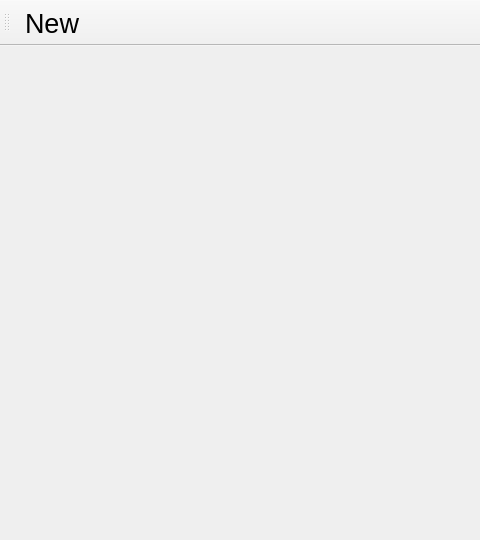
This is OOP/Lab2/OOPLab2/mainwindow.ui in Oleksii-Adamov/University-assignments-2-nd-year- as Qt 5 draws it before an edit; both pictures show x 0 to 480 and y 0 to 540 of the 860 by 540 pixel window. The edited form follows.
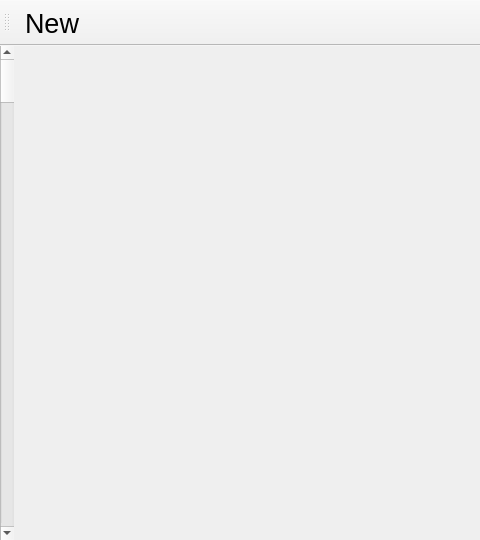
This is the edited form.

What changed in the file:
```diff
--- a/OOP/Lab2/OOPLab2/mainwindow.ui
+++ b/OOP/Lab2/OOPLab2/mainwindow.ui
@@ -57,6 +57,13 @@
     <property name="bottomMargin">
      <number>0</number>
     </property>
+    <item>
+     <widget class="QScrollBar" name="verticalScrollBar">
+      <property name="orientation">
+       <enum>Qt::Vertical</enum>
+      </property>
+     </widget>
+    </item>
    </layout>
   </widget>
   <widget class="QMenuBar" name="menubar">
```
